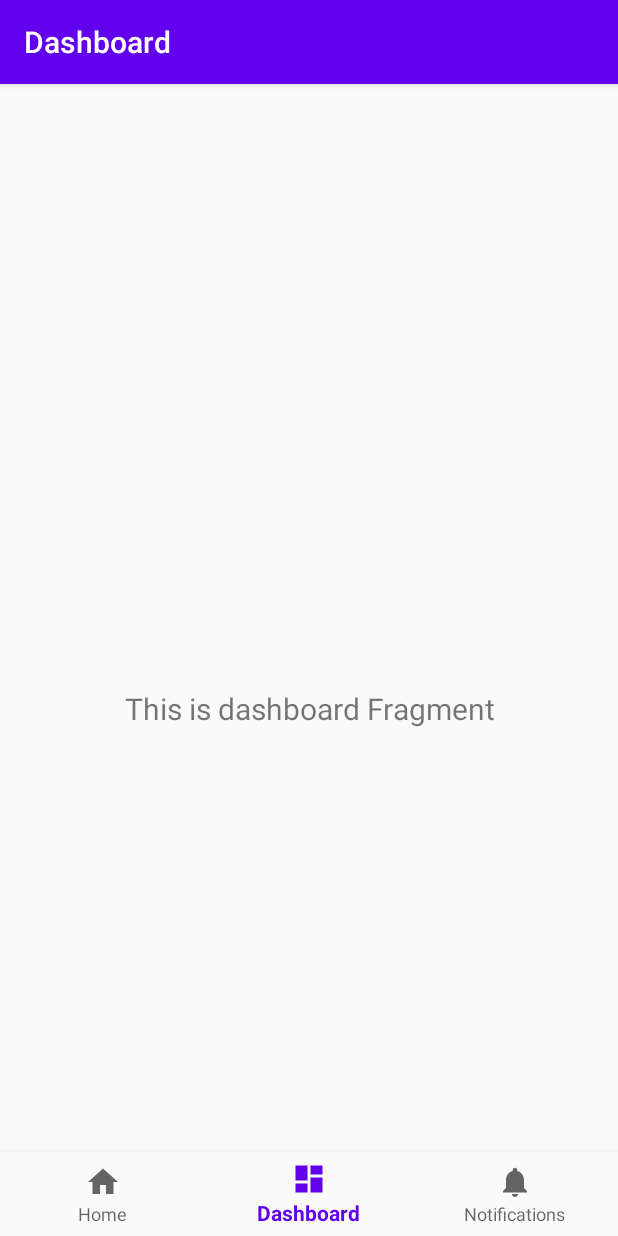
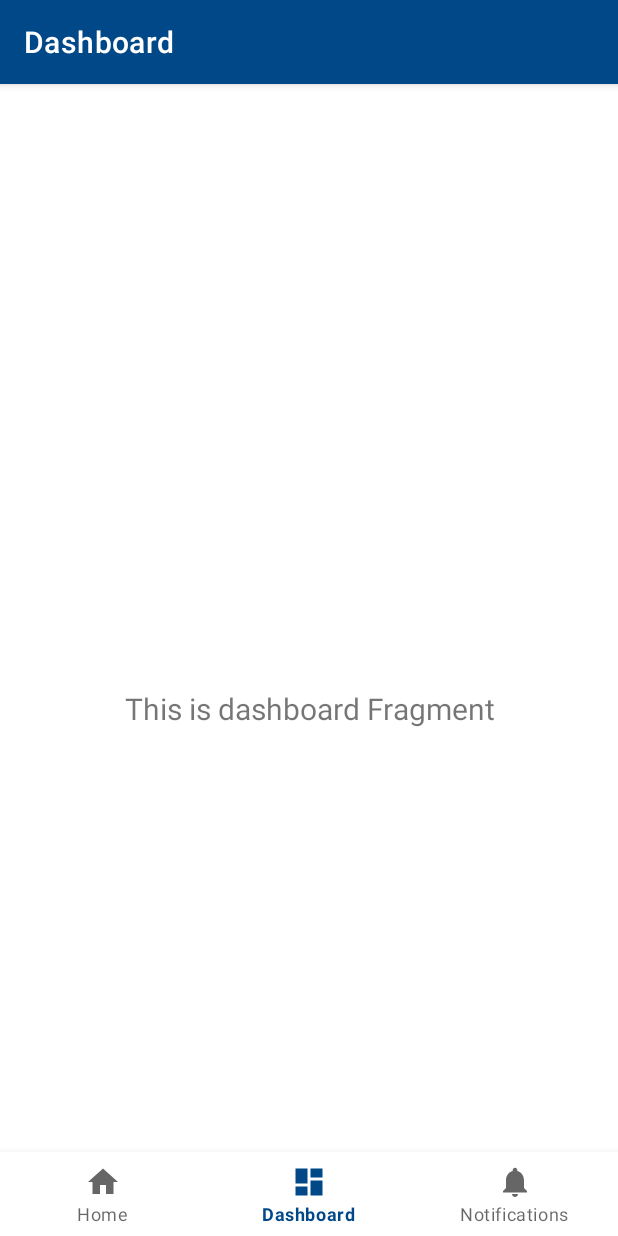
Before and after one commit to hmrc/android-starter, an Android app: the DashboardFragment screen opened through its navigation route, on a phone screen of 412 x 824 dp. Run offline under Robolectric (Android 15) with nearby library versions, the phone set to English and light mode, and no system bars; our stand-ins replace data binding, navigation-ui.

Commit message:
master - integrating component library

```diff
--- a/app/src/main/java/uk/gov/hmrc/MainActivity.kt
+++ b/app/src/main/java/uk/gov/hmrc/MainActivity.kt
@@ -30,8 +30,6 @@ class MainActivity : AppCompatActivity() {
 
         val navController = Navigation.findNavController(this, R.id.nav_host_fragment)
 
-        // Passing each menu ID as a set of Ids because each
-        // menu should be considered as top level destinations.
         val appBarConfiguration = AppBarConfiguration(
             setOf(
                 R.id.navigation_home, R.id.navigation_dashboard, R.id.navigation_notifications
--- a/app/src/main/java/uk/gov/hmrc/ui/home/HomeFragment.kt
+++ b/app/src/main/java/uk/gov/hmrc/ui/home/HomeFragment.kt
@@ -33,7 +33,10 @@ class HomeFragment : Fragment() {
     ): View? {
         binding = FragmentHomeBinding.inflate(inflater, container, false)
         viewModel.text.observe(viewLifecycleOwner, Observer {
-            binding.textHome.text = it
+            binding.textView.text = it
+        })
+        viewModel.buttonTitle.observe(viewLifecycleOwner, Observer {
+            binding.primaryButton.text = it
         })
         return binding.root
     }
--- a/app/src/main/java/uk/gov/hmrc/ui/home/HomeViewModel.kt
+++ b/app/src/main/java/uk/gov/hmrc/ui/home/HomeViewModel.kt
@@ -10,9 +10,14 @@ import javax.inject.Inject
 class HomeViewModel : ViewModel() {
 
     private val _text = MutableLiveData<String>().apply {
-        value = "This is home Fragment"
+        value = "Hello darkness my old friend"
     }
     val text: LiveData<String> = _text
+
+    private val _buttonTitle = MutableLiveData<String>().apply {
+        value = "Primary button"
+    }
+    val buttonTitle: LiveData<String> = _buttonTitle
 }
 
 @Suppress("UNCHECKED_CAST")
--- a/app/src/main/res/layout/fragment_dashboard.xml
+++ b/app/src/main/res/layout/fragment_dashboard.xml
@@ -9,6 +9,7 @@
 
         <TextView
             android:id="@+id/text_dashboard"
+            style="@style/Text.H3"
             android:layout_width="match_parent"
             android:layout_height="wrap_content"
             android:layout_marginStart="8dp"
--- a/app/src/main/res/layout/fragment_notifications.xml
+++ b/app/src/main/res/layout/fragment_notifications.xml
@@ -9,6 +9,7 @@
 
         <TextView
             android:id="@+id/text_notifications"
+            style="@style/Text.H3"
             android:layout_width="match_parent"
             android:layout_height="wrap_content"
             android:layout_marginStart="8dp"
--- a/app/src/main/res/values/colors.xml
+++ b/app/src/main/res/values/colors.xml
@@ -1,6 +1,6 @@
 <?xml version="1.0" encoding="utf-8"?>
 <resources>
-    <color name="colorPrimary">#6200EE</color>
-    <color name="colorPrimaryDark">#3700B3</color>
-    <color name="colorAccent">#03DAC5</color>
+    <color name="colorPrimary">#004888</color>
+    <color name="colorPrimaryDark">#004c8b</color>
+    <color name="colorAccent">#00a5e9</color>
 </resources>
--- a/app/src/main/res/values/dimens.xml
+++ b/app/src/main/res/values/dimens.xml
@@ -1,5 +1,4 @@
 <resources>
-    <!-- Default screen margins, per the Android Design guidelines. -->
-    <dimen name="activity_horizontal_margin">16dp</dimen>
-    <dimen name="activity_vertical_margin">16dp</dimen>
+    <dimen name="horizontal_margin">16dp</dimen>
+    <dimen name="vertical_margin">16dp</dimen>
 </resources>
--- a/app/src/main/res/values/styles.xml
+++ b/app/src/main/res/values/styles.xml
@@ -1,6 +1,6 @@
 <resources>
     <!-- Base application theme. -->
-    <style name="AppTheme" parent="Theme.AppCompat.Light.DarkActionBar">
+    <style name="AppTheme" parent="Theme.MaterialComponents.Light.DarkActionBar">
         <!-- Customize your theme here. -->
         <item name="colorPrimary">@color/colorPrimary</item>
         <item name="colorPrimaryDark">@color/colorPrimaryDark</item>
```
Also changed, not shown: app/build.gradle (+13 -2 lines), app/src/main/res/layout/fragment_home.xml (+41 -17 lines), build.gradle (+11 -0 lines).
